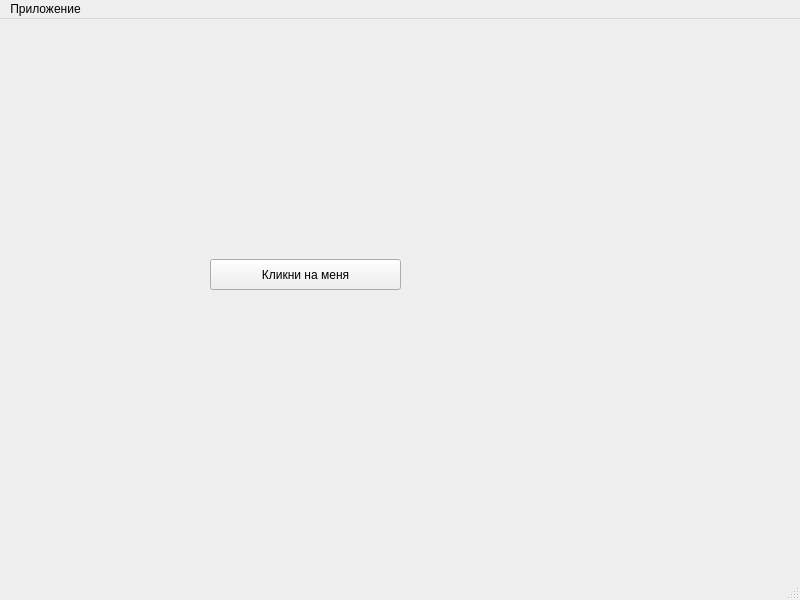
Old version of the form qt-minimal-working-example/mainwindow.ui in the repository gmusya/data-structure-visualization.
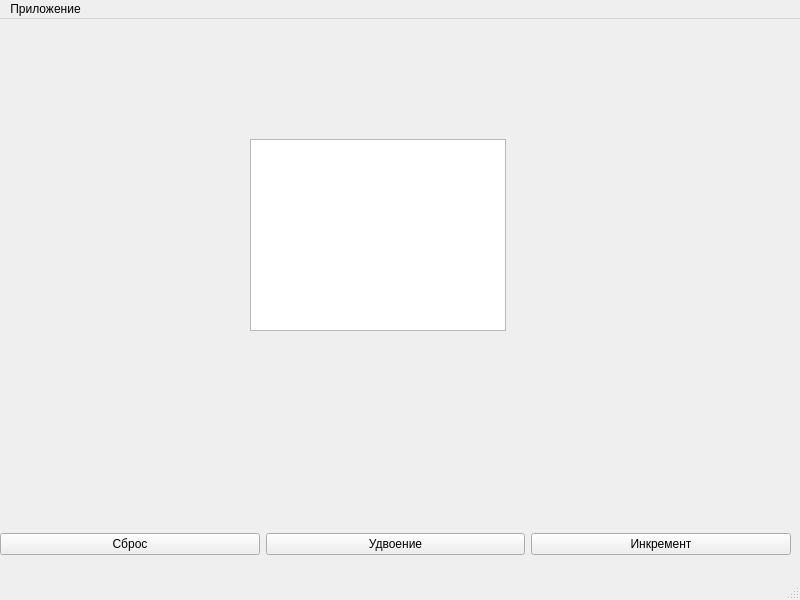
New version of the form.

```diff
--- a/qt-minimal-working-example/mainwindow.ui
+++ b/qt-minimal-working-example/mainwindow.ui
@@ -14,17 +14,47 @@
    <string>MainWindow</string>
   </property>
   <widget class="QWidget" name="centralwidget">
-   <widget class="QPushButton" name="pushButton">
+   <widget class="QWidget" name="horizontalLayoutWidget">
     <property name="geometry">
      <rect>
-      <x>210</x>
-      <y>240</y>
-      <width>191</width>
-      <height>31</height>
+      <x>0</x>
+      <y>489</y>
+      <width>791</width>
+      <height>72</height>
      </rect>
     </property>
-    <property name="text">
-     <string>Кликни на меня</string>
+    <layout class="QHBoxLayout" name="horizontalLayout">
+     <item>
+      <widget class="QPushButton" name="clear_button">
+       <property name="text">
+        <string>Сброс</string>
+       </property>
+      </widget>
+     </item>
+     <item>
+      <widget class="QPushButton" name="doubling_button">
+       <property name="text">
+        <string>Удвоение</string>
+       </property>
+      </widget>
+     </item>
+     <item>
+      <widget class="QPushButton" name="increment_button">
+       <property name="text">
+        <string>Инкремент</string>
+       </property>
+      </widget>
+     </item>
+    </layout>
+   </widget>
+   <widget class="QGraphicsView" name="graphics_view">
+    <property name="geometry">
+     <rect>
+      <x>250</x>
+      <y>120</y>
+      <width>256</width>
+      <height>192</height>
+     </rect>
     </property>
    </widget>
   </widget>
```
